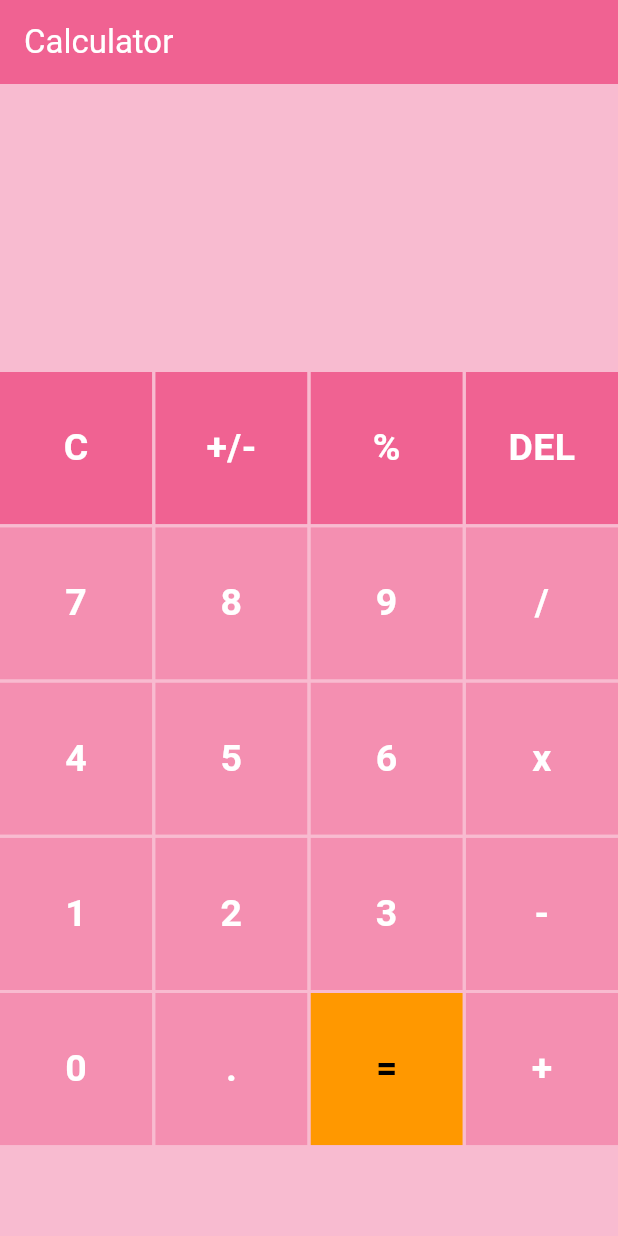
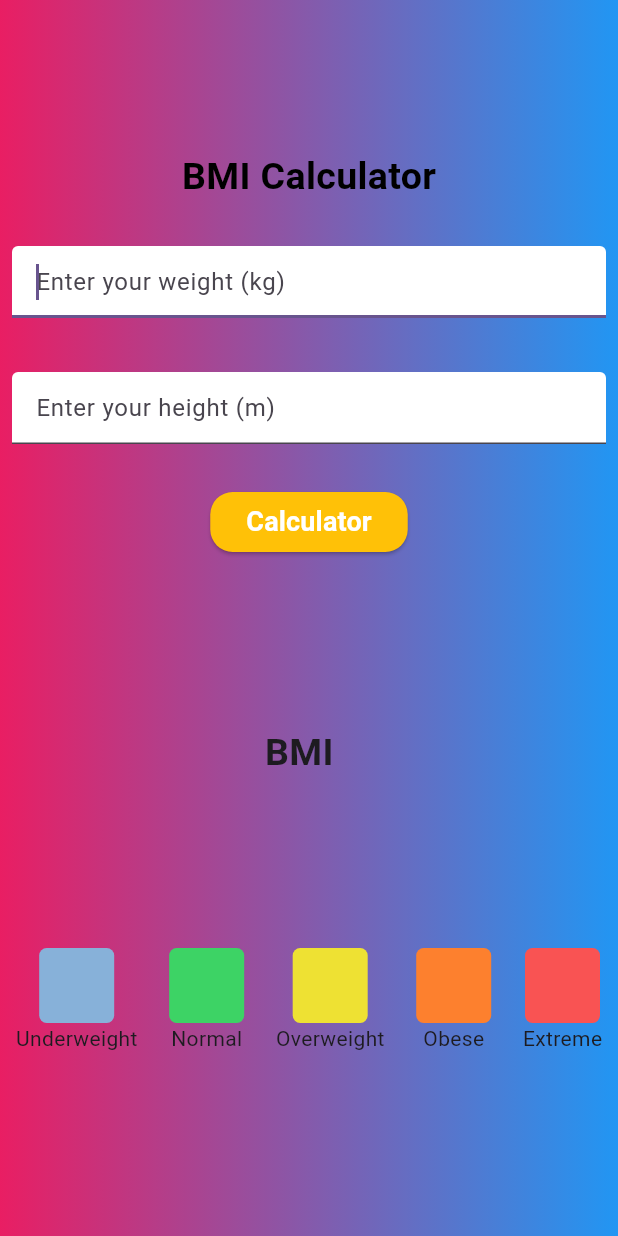
Before and after one commit to Do2304/project-Flutter, a Flutter app: the screen it shows after launch, on a phone screen of 412 x 824 dp. Run offline on Flutter 3.47's test engine with Material 3 defaults, Android fonts, the phone set to English and light mode, and no system bars; our stand-ins replace math_expressions.

Commit message:
project BMI calculator

```diff
--- /dev/null
+++ b/basic/flutter_project_basic/lib/Project12_BMIApp/bmi.dart
@@ -0,0 +1,187 @@
+import 'package:flutter/material.dart';
+
+class BMICalculaterPage extends StatefulWidget {
+  const BMICalculaterPage({super.key});
+  @override
+  State<BMICalculaterPage> createState() => BMICalculaterPageState();
+}
+
+class BMICalculaterPageState extends State<BMICalculaterPage> {
+  TextEditingController weightController = TextEditingController();
+  TextEditingController heightController = TextEditingController();
+  TextEditingController resultBMIController = TextEditingController();
+  Color myColor = Colors.transparent;
+
+  void calculatorBMI(String weight, String height) {
+    var calWeight = double.parse(weight);
+    var calHeight = double.parse(height);
+    var resultBMI = (calWeight / (calHeight * calHeight));
+    setState(() {
+      resultBMIController.text = resultBMI.toStringAsFixed(2);
+      if (resultBMI < 18.5) {
+        myColor = Color(0xFF87B1D9);
+      }
+      // Normal
+      else if (resultBMI >= 18.5 && resultBMI <= 24.9) {
+        myColor = Color(0xFF3DD365);
+      }
+      // Overweight
+      else if (resultBMI >= 25 && resultBMI <= 29.9) {
+        myColor = Color(0xFFEEE133);
+      }
+      // Obese
+      else if (resultBMI >= 30 && resultBMI <= 34.9) {
+        myColor = Color(0xFFFD802E);
+      }
+      // Extreme
+      else if (resultBMI >= 35) {
+        myColor = Color(0xFFF95353);
+      }
+    });
+  }
+
+  @override
+  Widget build(BuildContext context) {
+    double height = MediaQuery.of(context).size.height;
+    return Scaffold(
+      body: SingleChildScrollView(
+        child: Center(
+          child: Container(
+            height: height,
+            decoration: BoxDecoration(
+              gradient: LinearGradient(colors: [Colors.pink, Colors.blue]),
+            ),
+            child: Center(
+              child: Column(
+                children: [
+                  SizedBox(height: 100),
+                  Text(
+                    "BMI Calculator",
+                    style: TextStyle(
+                      fontSize: 25,
+                      fontWeight: FontWeight.bold,
+                      color: Colors.black,
+                    ),
+                  ),
+                  SizedBox(height: 20),
+                  Padding(
+                    padding: const EdgeInsets.all(8.0),
+                    child: TextField(
+                      controller: weightController,
+                      autofocus: true,
+                      keyboardType: TextInputType.numberWithOptions(
+                        decimal: true,
+                      ),
+                      decoration: InputDecoration(
+                        filled: true,
+                        fillColor: Colors.white,
+                        hintText: "Enter your weight (kg)",
+                      ),
+                    ),
+                  ),
+                  SizedBox(height: 20),
+                  Padding(
+                    padding: const EdgeInsets.all(8.0),
+                    child: TextField(
+                      controller: heightController,
+                      decoration: InputDecoration(
+                        filled: true,
+                        fillColor: Colors.white,
+                        hintText: "Enter your height (m)",
+                      ),
+                    ),
+                  ),
+                  SizedBox(height: 20),
+                  ElevatedButton(
+                    onPressed: () {
+                      calculatorBMI(
+                        weightController.text,
+                        heightController.text,
+                      );
+                    },
+                    style: ButtonStyle(
+                      backgroundColor: WidgetStateProperty.all(Colors.amber),
+                      shape: WidgetStateProperty.all(
+                        RoundedRectangleBorder(
+                          borderRadius: BorderRadiusGeometry.circular(15),
+                        ),
+                      ),
+                    ),
+                    child: Text(
+                      'Calculator',
+                      style: TextStyle(
+                        fontSize: 18,
+                        fontWeight: FontWeight.bold,
+                        color: Colors.white,
+                      ),
+                    ),
+                  ),
+                  SizedBox(height: 80),
+                  Center(
+                    child: Container(
+                      height: 100,
+                      width: 300,
+                      decoration: BoxDecoration(
+                        color: myColor,
+                        borderRadius: BorderRadius.circular(12),
+                      ),
+                      child: Center(
+                        child: Text(
+                          "BMI  " + resultBMIController.text,
+                          style: TextStyle(
+                            fontSize: 25,
+                            fontWeight: FontWeight.bold,
+                          ),
+                        ),
+                      ),
+                    ),
+                  ),
+                  SizedBox(height: 80),
+                  Row(
+                    mainAxisAlignment: MainAxisAlignment.spaceAround,
+                    children: [
+                      _buildCategory(
+                        color: Color(0xFF87B1D9),
+                        text: "Underweight",
+                      ),
+                      _buildCategory(color: Color(0xFF3DD365), text: "Normal"),
+                      _buildCategory(
+                        color: Color(0xFFEEE133),
+                        text: "Overweight",
+                      ),
+                      _buildCategory(color: Color(0xFFFD802E), text: "Obese"),
+                      _buildCategory(color: Color(0xFFF95353), text: "Extreme"),
+                    ],
+                  ),
+                ],
+              ),
+            ),
+          ),
+        ),
+      ),
+    );
+  }
+}
+
+class _buildCategory extends StatelessWidget {
+  final Color color;
+  final String text;
+  const _buildCategory({super.key, required this.color, required this.text});
+
+  @override
+  Widget build(BuildContext context) {
+    return Column(
+      children: [
+        Container(
+          height: 50,
+          width: 50,
+          decoration: BoxDecoration(
+            borderRadius: BorderRadius.circular(5),
+            color: color,
+          ),
+        ),
+        Text(text),
+      ],
+    );
+  }
+}
--- a/basic/flutter_project_basic/lib/main.dart
+++ b/basic/flutter_project_basic/lib/main.dart
@@ -1,5 +1,6 @@
 import 'package:flutter/material.dart';
 import './Project1_SimpleCalculatorAppusingFlutter/caculator.dart';
+import './Project12_BMIApp/bmi.dart';
 
 void main() {
   runApp(const MyApp());
@@ -16,7 +17,8 @@ class MyApp extends StatelessWidget {
       theme: ThemeData(
         colorScheme: ColorScheme.fromSeed(seedColor: Colors.deepPurple),
       ),
-      home: CalculaterPage(),
+      // home: CalculaterPage(),
+      home: BMICalculaterPage(),
     );
   }
 }
```
